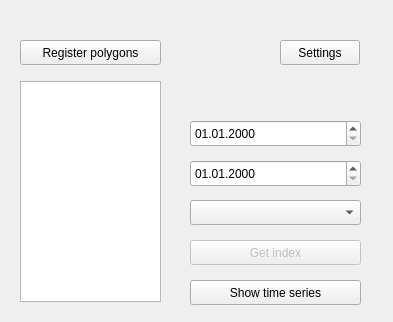
First picture: the form in world_from_space_widget_base.ui, repository OpenGeoLabs/qgis-world-from-space-plugin, before the edit.
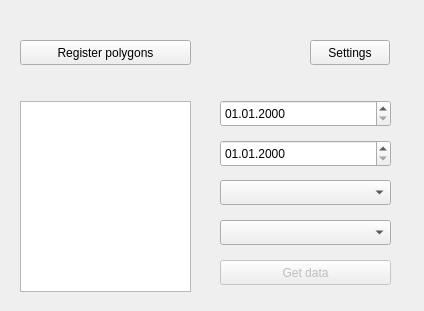
Second picture: the form after the edit. Custom widgets are drawn as their Qt base class.

Commit message: Show graph PoC from real data.

The edit to the form file:
```diff
--- a/world_from_space_widget_base.ui
+++ b/world_from_space_widget_base.ui
@@ -6,8 +6,8 @@
    <rect>
     <x>0</x>
     <y>0</y>
-    <width>393</width>
-    <height>322</height>
+    <width>424</width>
+    <height>311</height>
    </rect>
   </property>
   <property name="sizePolicy">
@@ -24,7 +24,7 @@
     <rect>
      <x>20</x>
      <y>40</y>
-     <width>141</width>
+     <width>171</width>
      <height>25</height>
     </rect>
    </property>
@@ -36,9 +36,9 @@
    <property name="geometry">
     <rect>
      <x>20</x>
-     <y>81</y>
-     <width>141</width>
-     <height>221</height>
+     <y>101</y>
+     <width>171</width>
+     <height>191</height>
     </rect>
    </property>
   </widget>
@@ -48,21 +48,21 @@
    </property>
    <property name="geometry">
     <rect>
-     <x>190</x>
-     <y>240</y>
+     <x>220</x>
+     <y>260</y>
      <width>171</width>
      <height>25</height>
     </rect>
    </property>
    <property name="text">
-    <string>Get index</string>
+    <string>Get data</string>
    </property>
   </widget>
   <widget class="QgsDateTimeEdit" name="mDateTimeEditStart">
    <property name="geometry">
     <rect>
-     <x>190</x>
-     <y>120</y>
+     <x>220</x>
+     <y>100</y>
      <width>171</width>
      <height>27</height>
     </rect>
@@ -74,8 +74,8 @@
   <widget class="QgsDateTimeEdit" name="mDateTimeEditEnd">
    <property name="geometry">
     <rect>
-     <x>190</x>
-     <y>160</y>
+     <x>220</x>
+     <y>140</y>
      <width>171</width>
      <height>27</height>
     </rect>
@@ -87,8 +87,8 @@
   <widget class="QComboBox" name="comboBoxIndexes">
    <property name="geometry">
     <rect>
-     <x>190</x>
-     <y>200</y>
+     <x>220</x>
+     <y>180</y>
      <width>171</width>
      <height>25</height>
     </rect>
@@ -97,7 +97,7 @@
   <widget class="QPushButton" name="pushButtonSettings">
    <property name="geometry">
     <rect>
-     <x>280</x>
+     <x>310</x>
      <y>40</y>
      <width>80</width>
      <height>25</height>
@@ -107,21 +107,15 @@
     <string>Settings</string>
    </property>
   </widget>
-  <widget class="QPushButton" name="pushButtonGetTimeSeries">
-   <property name="enabled">
-    <bool>true</bool>
-   </property>
+  <widget class="QComboBox" name="comboBoxTypes">
    <property name="geometry">
     <rect>
-     <x>190</x>
-     <y>280</y>
+     <x>220</x>
+     <y>220</y>
      <width>171</width>
      <height>25</height>
     </rect>
    </property>
-   <property name="text">
-    <string>Show time series</string>
-   </property>
   </widget>
  </widget>
  <customwidgets>
```
The commit also changes 1 other file.
